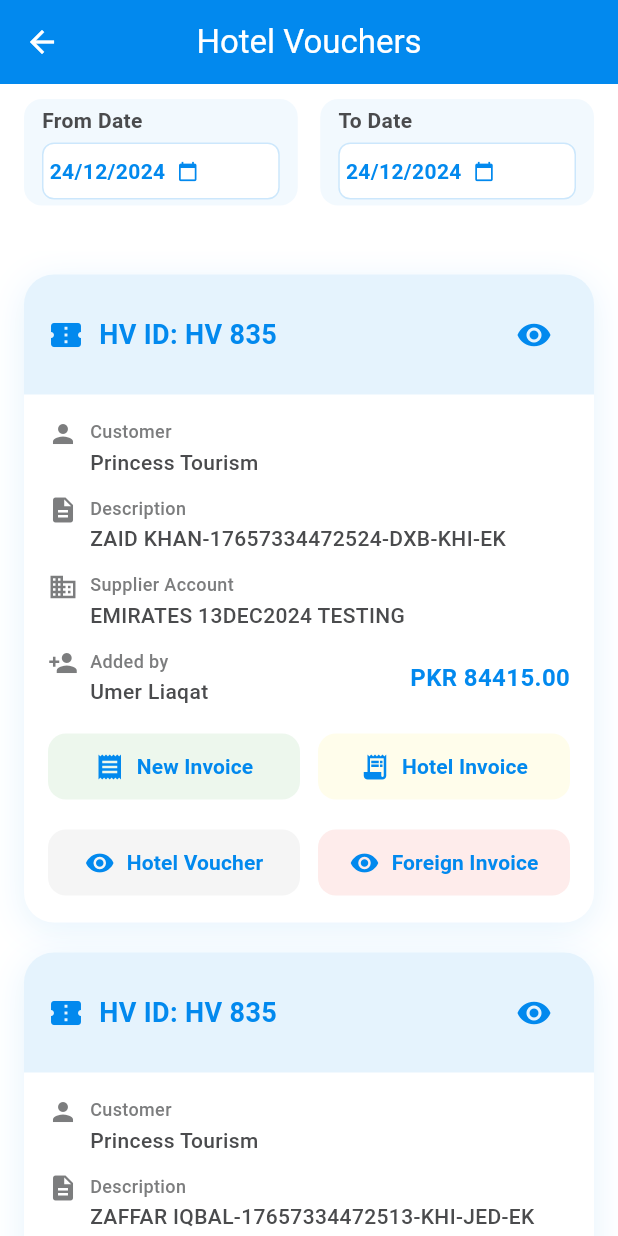
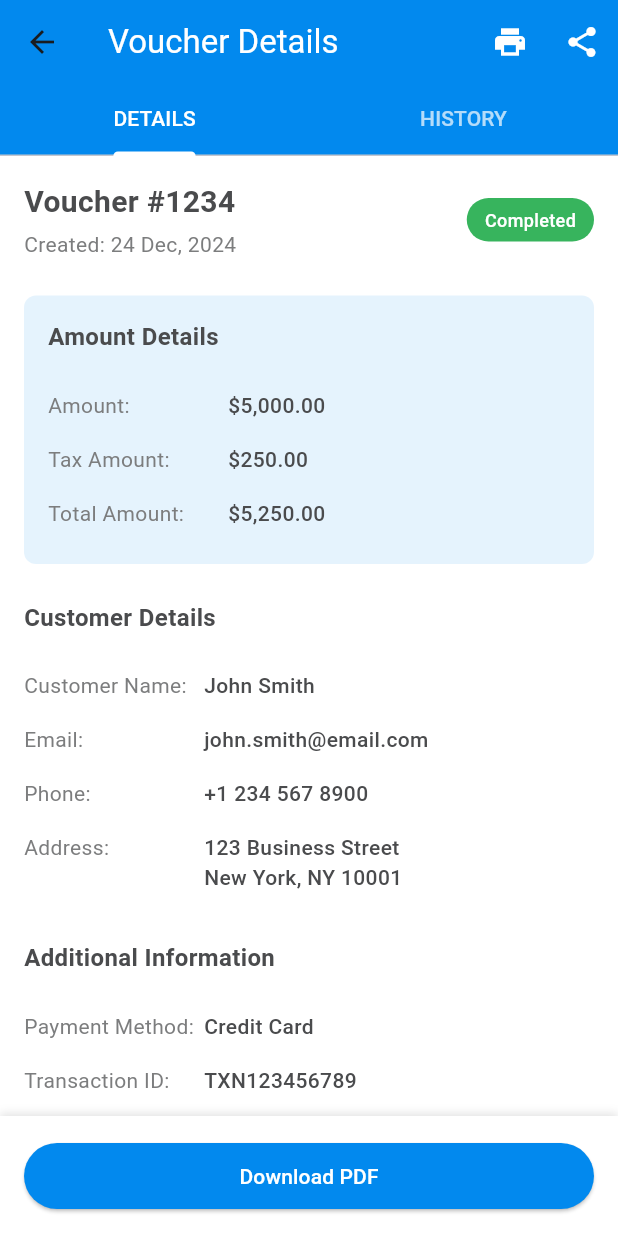
Before and after one commit to ahmadtechdev/evoucherapp, a Flutter app: the ViewHotelVoucher screen opened directly, after a tap on the "visibility" icon, on a phone screen of 412 x 824 dp. Run offline on Flutter 3.47's test engine with Material 3 defaults, Android fonts, the phone set to English and light mode, and no system bars; our stand-ins replace dio, dropdown_search, flutter_riverpod, get, image_picker, lottie and 4 more; missing offline and left inert: excel; accounts and stored records are empty.

Commit message:
vouchers comppleted, ticket entry api done, remaining are only UI's

```diff
--- a/lib/common/accounts_dropdown.dart
+++ b/lib/common/accounts_dropdown.dart
@@ -14,8 +14,7 @@ class AccountDropdown extends StatelessWidget {
 
   final void Function(String?)? onChanged;
 
-  const AccountDropdown(
-      {super.key,
+  const AccountDropdown({super.key,
     this.primaryColor = const Color(0xFF2196F3),
     this.isEnabled = true,
     this.initialValue,
@@ -26,8 +25,15 @@ class AccountDropdown extends StatelessWidget {
 
   @override
   Widget build(BuildContext context) {
-    final AccountsController accountsController =
-    Get.find<AccountsController>();
+    final AccountsController accountsController = Get.find<
+        AccountsController>();
+
+    // Fetch accounts when widget is built, if subHeadName is provided
+    WidgetsBinding.instance.addPostFrameCallback((_) {
+      if (subHeadName != null) {
+        accountsController.fetchAccounts(subheadName: subHeadName);
+      }
+    });
 
     return Obx(() {
       final accountsList = accountsController.accounts;
@@ -40,10 +46,9 @@ class AccountDropdown extends StatelessWidget {
       return CustomDropdown(
         showSearch: showSearch,
         hint: hintText.toString(),
-        items: accountsMap, // Pass the map instead of just names
-        selectedItemId: initialValue, // Use selectedItemId with the account ID
+        items: accountsMap,
+        selectedItemId: initialValue,
         onChanged: (selectedAccountId) {
-          // When an account is selected, the ID will be passed to the onChanged callback
           onChanged?.call(selectedAccountId);
         },
         enabled: isEnabled,
--- a/lib/views/hotel_voucher/entry_hotel_controller.dart
+++ b/lib/views/hotel_voucher/entry_hotel_controller.dart
@@ -125,13 +125,13 @@ class EntryHotelController extends GetxController {
 
   void calculateSummary() {
     final pkrTotalBuyingValue = pkrTotalBuying.value;
-    final totalSellingValue = totalSellingAmount.value;
+    final totalSellingValue = pkrTotalSelling.value;
 
     if (totalSellingValue > pkrTotalBuyingValue) {
       profit.value = (totalSellingValue - pkrTotalBuyingValue).roundToDouble();
       loss.value = 0.0;
     } else if (pkrTotalBuyingValue > totalSellingValue) {
-      loss.value = (pkrTotalBuyingValue - totalSellingValue).roundToDouble();
+      loss.value = ((pkrTotalBuyingValue - totalSellingValue)*-1).roundToDouble();
       profit.value = 0.0;
     } else {
       profit.value = 0.0;
--- /dev/null
+++ b/lib/views/hotel_voucher/view_hotel_voucher/foriiegn_invoice/hotel_view_voucher_detail.dart
@@ -0,0 +1,254 @@
+import 'package:flutter/material.dart';
+
+import '../../../../common/color_extension.dart';
+
+
+class VoucherDetailScreen extends StatefulWidget {
+  const VoucherDetailScreen({Key? key}) : super(key: key);
+
+  @override
+  State<VoucherDetailScreen> createState() => _VoucherDetailScreenState();
+}
+
+class _VoucherDetailScreenState extends State<VoucherDetailScreen>
+    with SingleTickerProviderStateMixin {
+  late TabController _tabController;
+
+  @override
+  void initState() {
+    super.initState();
+    _tabController = TabController(length: 2, vsync: this);
+  }
+
+  @override
+  void dispose() {
+    _tabController.dispose();
+    super.dispose();
+  }
+
+  Widget _buildInfoRow(String label, String value) {
+    return Padding(
+      padding: const EdgeInsets.symmetric(vertical: 8.0),
+      child: Row(
+        crossAxisAlignment: CrossAxisAlignment.start,
+        children: [
+          SizedBox(
+            width: 120,
+            child: Text(
+              label,
+              style: TextStyle(
+                color: TColor.secondaryText,
+                fontSize: 14,
+              ),
+            ),
+          ),
+          Expanded(
+            child: Text(
+              value,
+              style: TextStyle(
+                color: TColor.primaryText,
+                fontSize: 14,
+                fontWeight: FontWeight.w500,
+              ),
+            ),
+          ),
+        ],
+      ),
+    );
+  }
+
+  Widget _buildVoucherDetails() {
+    return SingleChildScrollView(
+      padding: const EdgeInsets.all(16),
+      child: Column(
+        crossAxisAlignment: CrossAxisAlignment.start,
+        children: [
+          // Header Section
+          Row(
+            mainAxisAlignment: MainAxisAlignment.spaceBetween,
+            children: [
+              Column(
+                crossAxisAlignment: CrossAxisAlignment.start,
+                children: [
+                  Text(
+                    'Voucher #1234',
+                    style: TextStyle(
+                      color: TColor.primaryText,
+                      fontSize: 20,
+                      fontWeight: FontWeight.bold,
+                    ),
+                  ),
+                  const SizedBox(height: 4),
+                  Text(
+                    'Created: 24 Dec, 2024',
+                    style: TextStyle(
+                      color: TColor.secondaryText,
+                      fontSize: 14,
+                    ),
+                  ),
+                ],
+              ),
+              Container(
+                padding: const EdgeInsets.symmetric(horizontal: 12, vertical: 6),
+                decoration: BoxDecoration(
+                  color: TColor.secondary,
+                  borderRadius: BorderRadius.circular(16),
+                ),
+                child: Text(
+                  'Completed',
+                  style: TextStyle(
+                    color: TColor.white,
+                    fontSize: 12,
+                    fontWeight: FontWeight.w500,
+                  ),
+                ),
+              ),
+            ],
+          ),
+          const SizedBox(height: 24),
+
+          // Amount Section
+          Container(
+            padding: const EdgeInsets.all(16),
+            decoration: BoxDecoration(
+              color: TColor.primary.withOpacity(0.1),
+              borderRadius: BorderRadius.circular(8),
+            ),
+            child: Column(
+              crossAxisAlignment: CrossAxisAlignment.start,
+              children: [
+                Text(
+                  'Amount Details',
+                  style: TextStyle(
+                    color: TColor.primaryText,
+                    fontSize: 16,
+                    fontWeight: FontWeight.bold,
+                  ),
+                ),
+                const SizedBox(height: 16),
+                _buildInfoRow('Amount:', '\$5,000.00'),
+                _buildInfoRow('Tax Amount:', '\$250.00'),
+                _buildInfoRow('Total Amount:', '\$5,250.00'),
+              ],
+            ),
+          ),
+          const SizedBox(height: 24),
+
+          // Customer Details Section
+          Text(
+            'Customer Details',
+            style: TextStyle(
+              color: TColor.primaryText,
+              fontSize: 16,
+              fontWeight: FontWeight.bold,
+            ),
+          ),
+          const SizedBox(height: 16),
+          _buildInfoRow('Customer Name:', 'John Smith'),
+          _buildInfoRow('Email:', 'john.smith@email.com'),
+          _buildInfoRow('Phone:', '+1 234 567 8900'),
+          _buildInfoRow('Address:', '123 Business Street\nNew York, NY 10001'),
+          const SizedBox(height: 24),
+
+          // Additional Information
+          Text(
+            'Additional Information',
+            style: TextStyle(
+              color: TColor.primaryText,
+              fontSize: 16,
+              fontWeight: FontWeight.bold,
+            ),
+          ),
+          const SizedBox(height: 16),
+          _buildInfoRow('Payment Method:', 'Credit Card'),
+          _buildInfoRow('Transaction ID:', 'TXN123456789'),
+          _buildInfoRow('Reference:', 'REF-2024-001'),
+          _buildInfoRow('Notes:', 'Quarterly payment for Q1 2024'),
+        ],
+      ),
+    );
+  }
+
+  @override
+  Widget build(BuildContext context) {
+    return Scaffold(
+      backgroundColor: TColor.white,
+      appBar: AppBar(
+        backgroundColor: TColor.primary,
+        title: const Text(
+          'Voucher Details',
+          style: TextStyle(color: Colors.white),
+        ),
+        bottom: TabBar(
+          controller: _tabController,
+          indicatorColor: TColor.white,
+          labelColor: TColor.white,
+          unselectedLabelColor: Colors.white70,
+          tabs: const [
+            Tab(text: 'DETAILS'),
+            Tab(text: 'HISTORY'),
+          ],
+        ),
+        actions: [
+          IconButton(
+            icon: const Icon(Icons.print, color: Colors.white),
+            onPressed: () {
+              // Implement print functionality
+            },
+          ),
+          IconButton(
+            icon: const Icon(Icons.share, color: Colors.white),
+            onPressed: () {
+              // Implement share functionality
+            },
+          ),
+        ],
+      ),
+      body: TabBarView(
+        controller: _tabController,
+        children: [
+          _buildVoucherDetails(),
+          // History Tab
+          Center(
+            child: Text(
+              'Transaction History',
+              style: TextStyle(color: TColor.secondaryText),
+            ),
+          ),
+        ],
+      ),
+      bottomNavigationBar: Container(
+        padding: const EdgeInsets.all(16),
+        decoration: BoxDecoration(
+          color: TColor.white,
+          boxShadow: [
+            BoxShadow(
+              color: Colors.black.withOpacity(0.1),
+              blurRadius: 4,
+              offset: const Offset(0, -2),
+            ),
+          ],
+        ),
+        child: Row(
+          children: [
+            Expanded(
+              child: ElevatedButton(
+                style: ElevatedButton.styleFrom(
+                  backgroundColor: TColor.primary,
+                  padding: const EdgeInsets.symmetric(vertical: 12),
+                ),
+                onPressed: () {
+                  // Implement download functionality
+                },
+                child: Text(
+                  'Download PDF',
+                  style: TextStyle(color: TColor.white),
+                ),
+              ),
+            ),
+          ],
+        ),
+      ),
+    );
+  }
+}
--- a/lib/views/hotel_voucher/view_hotel_voucher/view_hotel_voucher.dart
+++ b/lib/views/hotel_voucher/view_hotel_voucher/view_hotel_voucher.dart
@@ -3,6 +3,7 @@ import 'package:evoucher/common_widget/dart_selector2.dart';
 import 'package:flutter/material.dart';
 import 'package:get/get.dart';
 
+import 'foriiegn_invoice/hotel_view_voucher_detail.dart';
 import 'view_hotel_voucher_controller.dart';
 
 class ViewHotelVoucher extends StatelessWidget {
@@ -119,6 +120,7 @@ class ViewHotelVoucher extends StatelessWidget {
                   icon: Icon(Icons.visibility, color: TColor.primary),
                   onPressed: () {
                     // Implement view action
+                    Get.to(()=> const VoucherDetailScreen());
                   },
                 ),
               ],
--- a/lib/views/ticket_voucher/entry_ticket_voucher/entry_ticket_controller.dart
+++ b/lib/views/ticket_voucher/entry_ticket_voucher/entry_ticket_controller.dart
@@ -365,7 +365,7 @@ class EntryTicketController extends GetxController {
       profitController.text = (totalSelling - totalBuying).round().toString();
       lossController.text = '0';
     } else if (totalBuying > totalSelling) {
-      lossController.text = (totalBuying - totalSelling).round().toString();
+      lossController.text = ((totalBuying - totalSelling)*-1).round().toString();
       profitController.text = '0';
     } else {
       lossController.text = '0';
--- a/lib/views/ticket_voucher/entry_ticket_voucher/entry_ticket_voucher.dart
+++ b/lib/views/ticket_voucher/entry_ticket_voucher/entry_ticket_voucher.dart
@@ -270,6 +270,7 @@ class CustomerTab extends StatelessWidget {
       builder: (_) => Column(
         children: [
           AccountDropdown(
+            subHeadName: "Customers",
             onChanged: (value) {
               if (value != null) controller.customerAccount.value = value;
               controller.update(['customer_details']);
@@ -593,6 +594,7 @@ class SupplierTab extends StatelessWidget {
       children: [
         _buildSectionTitle('Supplier Detail'),
         AccountDropdown(
+          subHeadName: "Air Tickets Suppliers",
           onChanged: (value) {
             if (value != null) controller.supplierDetail.value = value;
           },
--- a/lib/views/visa_voucher/entry_visa_voucher/entry_visa_voucher_controller.dart
+++ b/lib/views/visa_voucher/entry_visa_voucher/entry_visa_voucher_controller.dart
@@ -56,15 +56,15 @@ class VisaVoucherControler extends GetxController {
 
     // Calculate profit or loss
     if (totalBuyingAmount > totalSellingAmount1!) {
-      loss.value = (totalBuyingAmount - totalSellingAmount1).round().toString();
-      profit.value = ''; // Clear loss field
+      loss.value = ((totalBuyingAmount - totalSellingAmount1)*-1).round().toString();
+      profit.value = '0'; // Clear loss field
     } else if (totalBuyingAmount < totalSellingAmount1) {
       profit.value =
           (totalSellingAmount1 - totalBuyingAmount).round().toString();
-      loss.value = ''; // Clear profit field
+      loss.value = '0'; // Clear profit field
     } else {
-      profit.value = '';
-      loss.value = '';
+      profit.value = '0';
+      loss.value = '0';
     }
   }
 
```
Lines whose indentation alone changed are shown as unchanged.
